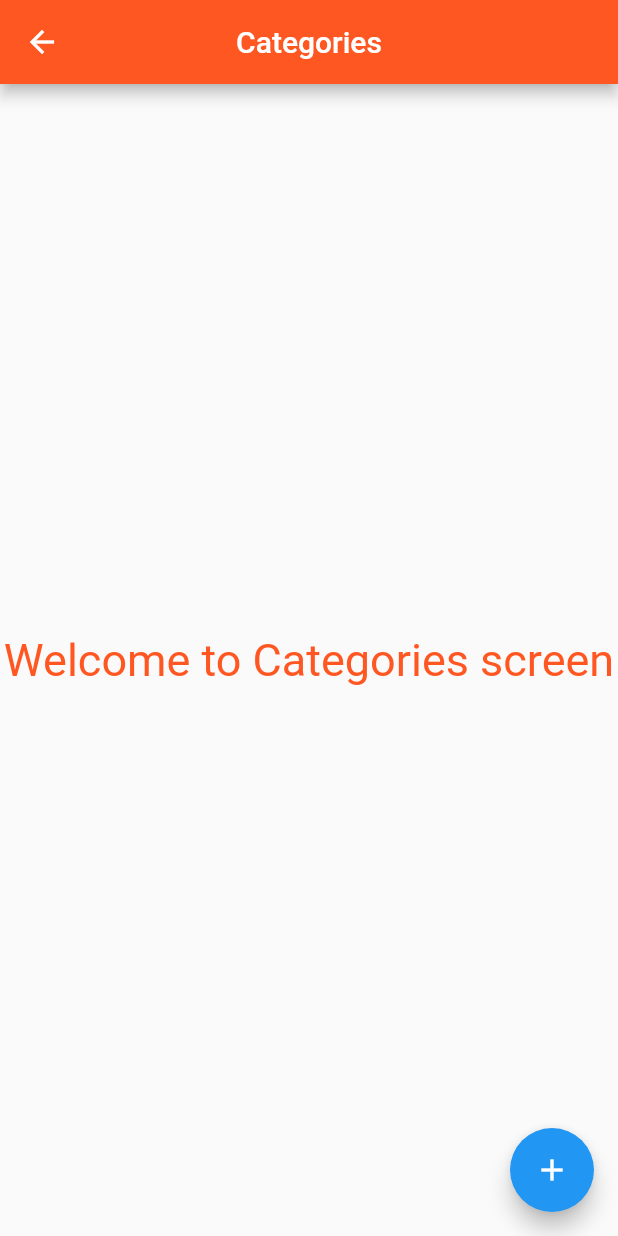
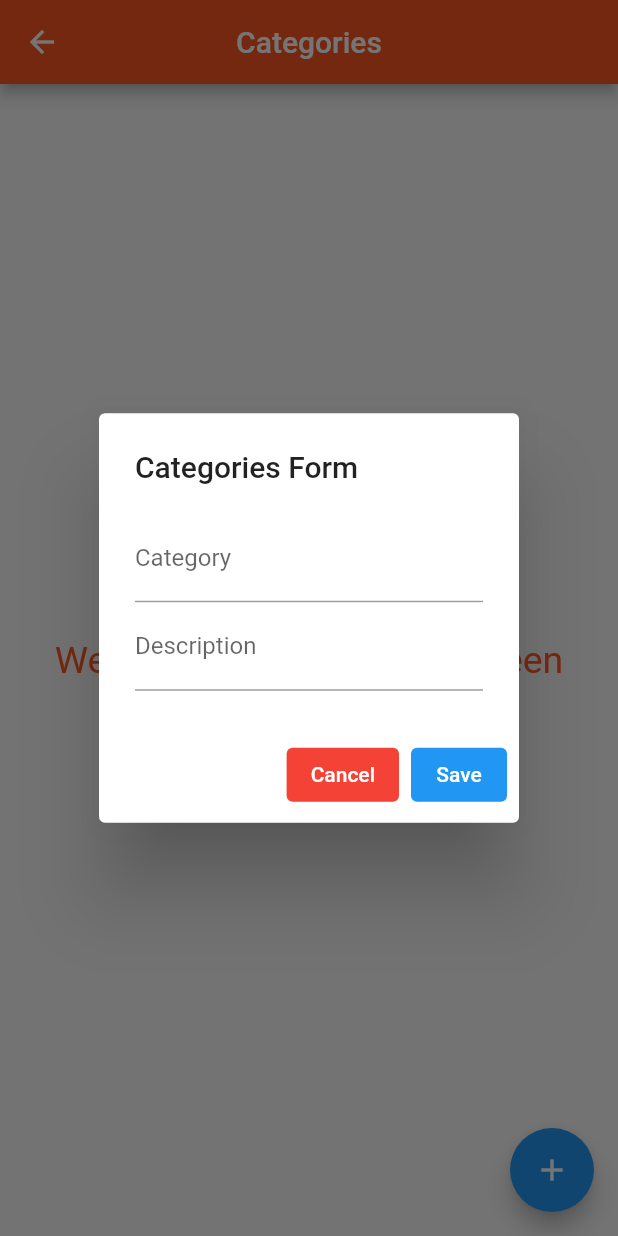
Before and after one commit to mldieye15/todo-app-simple, a Flutter app: the CategoriesScreen screen opened directly, after a tap on the "add" icon, on a phone screen of 412 x 824 dp. Run offline on Flutter 3.47's test engine with Material 2 defaults, Android fonts, the phone set to English and light mode, and no system bars; network calls fail.

Commit message:
Ecran  catégorie faite avec le template  du formaulaire d'ajout

```diff
--- a/lib/screens/category.screen.dart
+++ b/lib/screens/category.screen.dart
@@ -1,4 +1,5 @@
 import 'package:flutter/material.dart';
+import 'package:todoapp_sqf/screens/home.screen.dart';
 
 class CategoriesScreen extends StatefulWidget {
   const CategoriesScreen({Key? key}) : super(key: key);
@@ -8,13 +9,59 @@ class CategoriesScreen extends StatefulWidget {
 }
 
 class _CategoriesScreenState extends State<CategoriesScreen> {
+  _showFormDialog(BuildContext context) {
+    return showDialog(
+        context: context,
+        barrierDismissible: true,
+        builder: (param) {
+          return AlertDialog(
+            actions: <Widget>[
+              ElevatedButton(
+                onPressed: () => Navigator.pop(context),
+                style: ButtonStyle(
+                  elevation: MaterialStateProperty.all(0),
+                  backgroundColor: MaterialStateProperty.all(Colors.red),
+                ),
+                child: const Text("Cancel"),
+              ),
+              ElevatedButton(
+                onPressed: () {},
+                style: ButtonStyle(
+                  elevation: MaterialStateProperty.all(0),
+                ),
+                child: const Text("Save"),
+              ),
+            ],
+            title: const Text("Categories Form"),
+            content: SingleChildScrollView(
+              child: Column(
+                children: <Widget>[
+                  const TextField(
+                    decoration: InputDecoration(
+                      hintText: "Write a category",
+                      labelText: "Category",
+                    ),
+                  ),
+                  const TextField(
+                    decoration: InputDecoration(
+                      hintText: "Write a description",
+                      labelText: "Description",
+                    ),
+                  ),
+                ],
+              ),
+            ),
+          );
+        });
+  }
+
   @override
   Widget build(BuildContext context) {
     return Scaffold(
       appBar: AppBar(
         leading: ElevatedButton(
-          onPressed: () {},
-          child: const Icon(Icons.arrow_back),
+          onPressed: () => Navigator.of(context).push(
+              MaterialPageRoute(builder: (context) => const HomeScreen())),
           style: ButtonStyle(
             backgroundColor: MaterialStateProperty.all(Colors.deepOrange),
             elevation: MaterialStateProperty.all(0),
@@ -23,6 +70,7 @@ class _CategoriesScreenState extends State<CategoriesScreen> {
               TextStyle(fontSize: 30),
             ),*/
           ),
+          child: const Icon(Icons.arrow_back),
         ),
         title: const Text(
           'Categories',
@@ -39,12 +87,14 @@ class _CategoriesScreenState extends State<CategoriesScreen> {
           'Welcome to Categories screen',
           style: TextStyle(
             color: Colors.deepOrange,
-            fontSize: 30,
+            fontSize: 25,
           ),
         ),
       ),
       floatingActionButton: FloatingActionButton(
-        onPressed: () {},
+        onPressed: () {
+          _showFormDialog(context);
+        },
         child: const Icon(Icons.add),
       ),
     );
```
